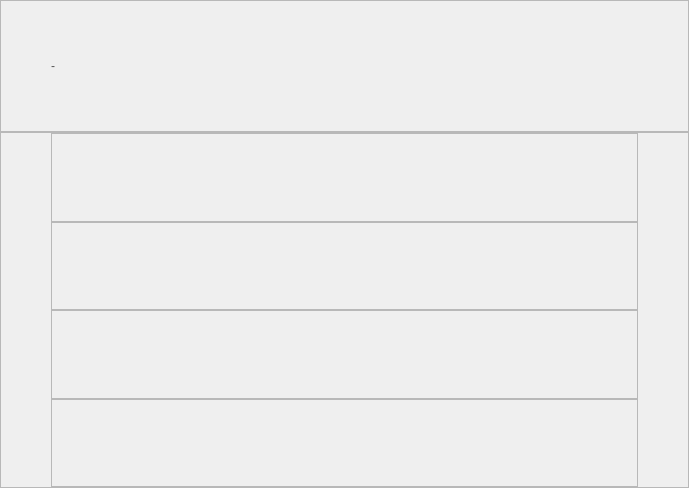
Old version of the form CaX/widget/searchwindow.ui in the repository fsest4u/CaX_03.
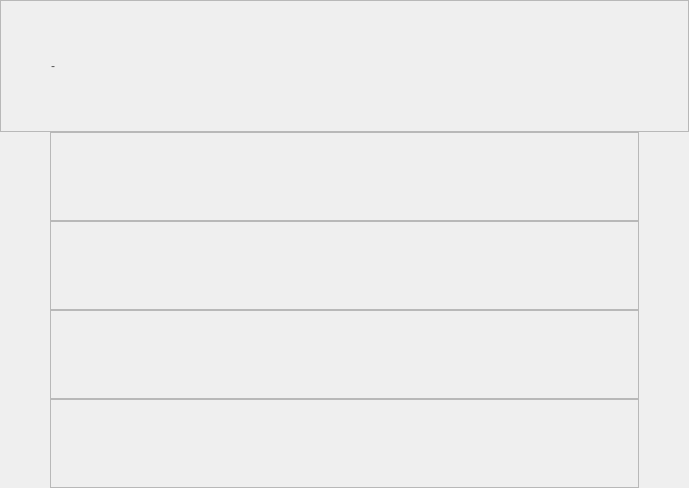
New version of the form.

Patch:
```diff
--- a/CaX/widget/searchwindow.ui
+++ b/CaX/widget/searchwindow.ui
@@ -89,6 +89,13 @@
    </item>
    <item>
     <widget class="QScrollArea" name="scrollArea">
+     <property name="styleSheet">
+      <string notr="true">QScrollArea
+{
+  border: 0px solid #ffffff;
+}
+</string>
+     </property>
      <property name="widgetResizable">
       <bool>true</bool>
      </property>
@@ -97,8 +104,8 @@
        <rect>
         <x>0</x>
         <y>0</y>
-        <width>687</width>
-        <height>354</height>
+        <width>689</width>
+        <height>356</height>
        </rect>
       </property>
       <layout class="QGridLayout" name="gridLayout">
```
